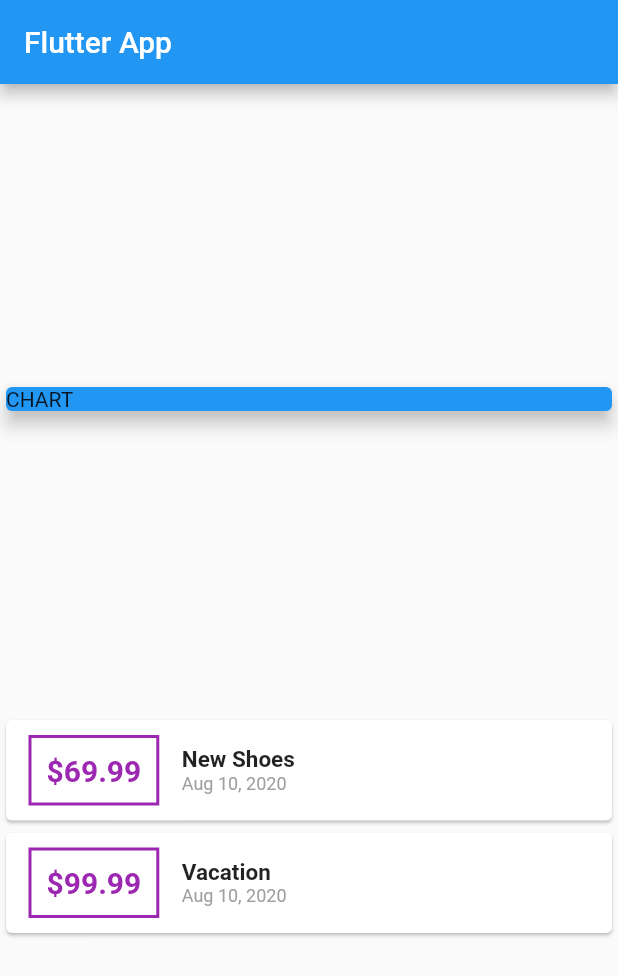
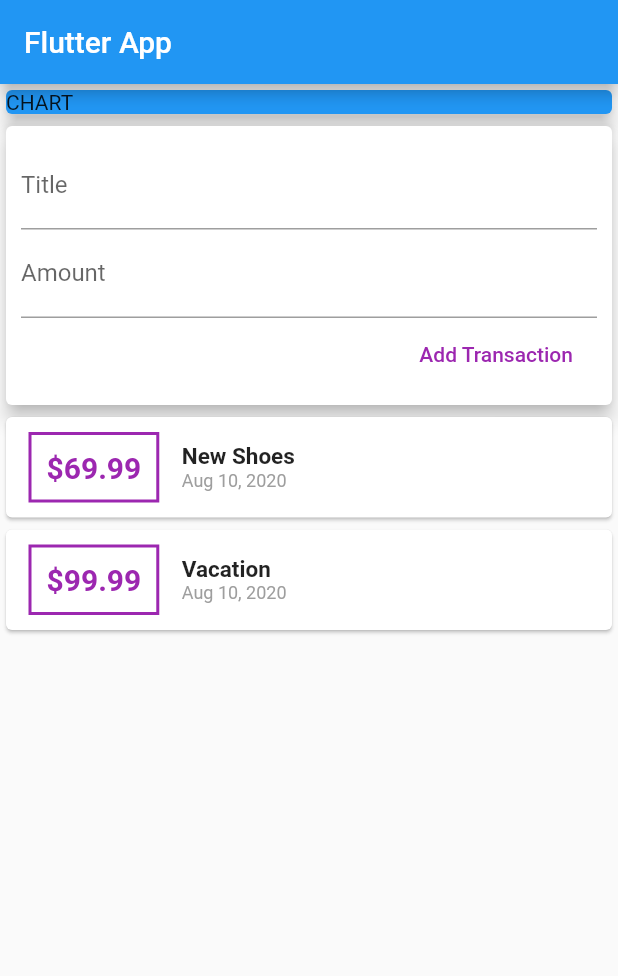
Before and after one commit to luke-mcevoy/flutterSandbox, a Flutter app: the screen it shows after launch, on a phone screen of 412 x 824 dp. Shown: the top 976 px of the screen. Run offline on Flutter 3.47's test engine with Material 2 defaults, Android fonts, the phone set to English and light mode, and no system bars; our stand-ins replace sqflite; accounts and stored records are empty.

Commit message:
textfield input framework

```diff
--- a/personal_expenses/lib/main.dart
+++ b/personal_expenses/lib/main.dart
@@ -28,6 +28,10 @@ class MyHomePage extends StatelessWidget {
       date: DateTime.now(),
     ),
   ];
+  // String titleInput;
+  // String amountInput;
+  final titleController = TextEditingController();
+  final amountController = TextEditingController();
 
   @override
   Widget build(BuildContext context) {
@@ -36,7 +40,7 @@ class MyHomePage extends StatelessWidget {
         title: Text('Flutter App'),
       ),
       body: Column(
-        mainAxisAlignment: MainAxisAlignment.spaceEvenly,
+        // mainAxisAlignment: MainAxisAlignment.spaceEvenly,
         crossAxisAlignment: CrossAxisAlignment.stretch,
         children: <Widget>[
           Container(
@@ -45,6 +49,37 @@ class MyHomePage extends StatelessWidget {
               color: Colors.blue,
               child: Text('CHART'),
               elevation: 5,
+            ),
+          ),
+          Card(
+            elevation: 5,
+            child: Container(
+              padding: EdgeInsets.all(10),
+              child: Column(
+                crossAxisAlignment: CrossAxisAlignment.end,
+                children: <Widget>[
+                  TextField(
+                    decoration: InputDecoration(
+                      labelText: 'Title',
+                    ),
+                    controller: titleController,
+                  ),
+                  TextField(
+                    decoration: InputDecoration(
+                      labelText: 'Amount',
+                    ),
+                    controller: amountController,
+                  ),
+                  FlatButton(
+                    onPressed: () {
+                      print(titleController.text);
+                      print(amountController.text);
+                    },
+                    child: Text('Add Transaction'),
+                    textColor: Colors.purple,
+                  ),
+                ],
+              ),
             ),
           ),
           Column(
```
